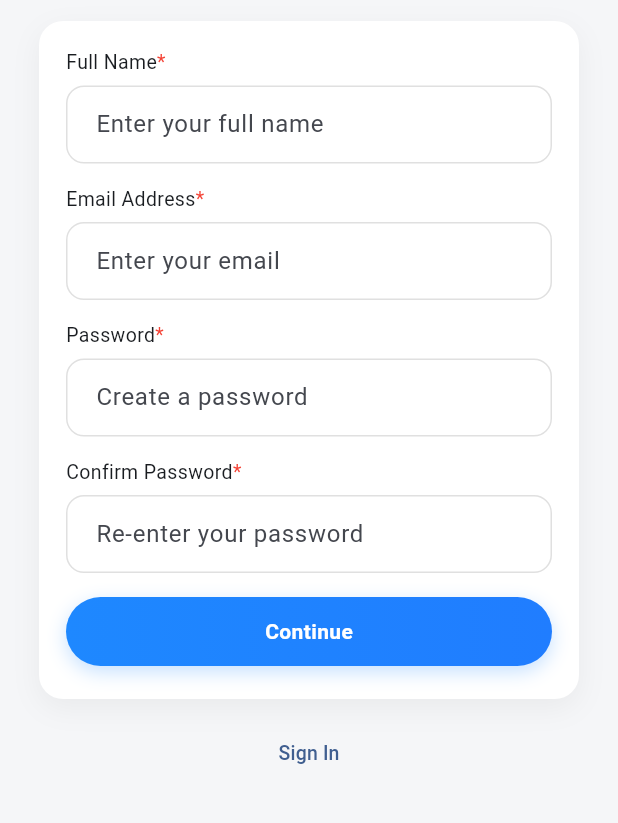
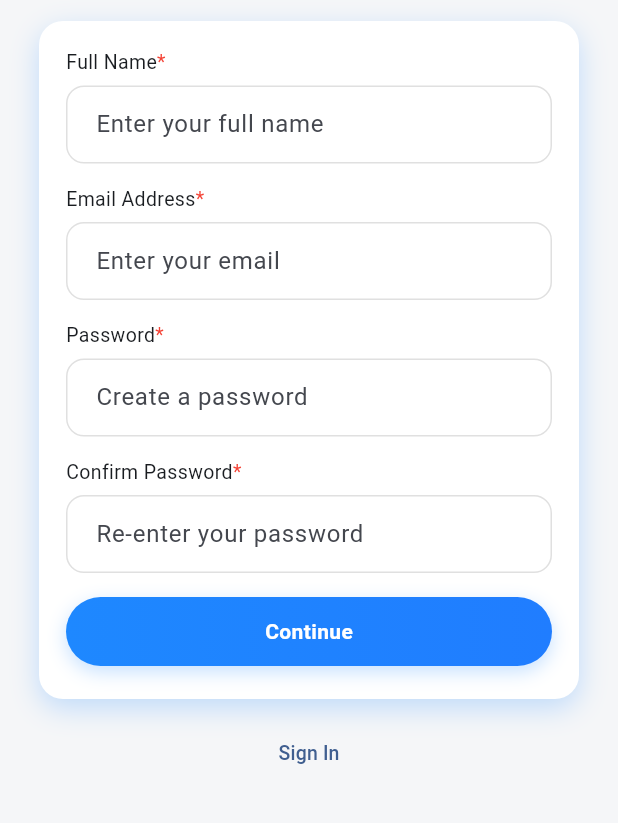
Before and after one commit to lulamalik23/prak-mobilelanjut-2307051011, a Flutter app: the LoginScreen screen opened directly, after a tap on "Create New Account", on a phone screen of 412 x 824 dp, the part 336-1159 px from its top. Run offline on Flutter 3.47's test engine with Material 3 defaults, Android fonts, the phone set to English and light mode, and no system bars.

Commit message:
pertemuan-6

```diff
--- a/lib/screens/dashboard_screen.dart
+++ b/lib/screens/dashboard_screen.dart
@@ -40,7 +40,8 @@ class DashboardScreen extends StatelessWidget {
               borderRadius: BorderRadius.circular(16),
               boxShadow: [
                 BoxShadow(
-                  color: Colors.grey.withOpacity(0.15),
+                 color: Colors.black.withValues(alpha: 0.1),
+
                   blurRadius: 10,
                   offset: const Offset(0, 5),
                 ),
--- a/lib/screens/login_screen.dart
+++ b/lib/screens/login_screen.dart
@@ -1,5 +1,6 @@
 import 'package:flutter/material.dart';
 import 'signup_screen.dart';
+import 'splash_screen.dart';
 
 class LoginScreen extends StatefulWidget {
   static const route = '/signin';
@@ -44,7 +45,8 @@ class _LoginScreenState extends State<LoginScreen> {
           ),
           boxShadow: [
             BoxShadow(
-                  color: const Color(0xFF1E88FF).withOpacity(0.25),
+             color: const Color(0xFF1E88FF).withValues(alpha: 0.25),
+
               blurRadius: 10,
               offset: const Offset(0, 4),
             ),
@@ -102,11 +104,12 @@ class _LoginScreenState extends State<LoginScreen> {
                     borderRadius: BorderRadius.circular(16),
                     boxShadow: [
   BoxShadow(
-                        color: Colors.black.withOpacity(0.05),
-                        blurRadius: 16,
-                        offset: const Offset(0, 6),
+    color: const Color(0xFF1E88FF).withValues(alpha: 0.25),
+    blurRadius: 10,
+    offset: const Offset(0, 4),
   ),
 ],
+
                   ),
                   child: Column(
                     crossAxisAlignment: CrossAxisAlignment.start,
@@ -146,21 +149,21 @@ class _LoginScreenState extends State<LoginScreen> {
                       ),
                       const SizedBox(height: 6),
 
-
+                      // 👉 perubahan di sini
                       primaryButton('Sign In Now', () {
                         if (_email.text.isEmpty || _pass.text.isEmpty) {
                           ScaffoldMessenger.of(context).showSnackBar(
                             const SnackBar(
                               content: Text(
-                                  'Email dan Password tidak boleh kosong!'),
+                                'Email dan Password tidak boleh kosong!',
+                              ),
                               backgroundColor: Colors.red,
                             ),
                           );
                         } else {
-                          Navigator.pushNamedAndRemoveUntil(
+                          Navigator.pushReplacementNamed(
                             context,
-                            '/dashboard',
-                            (route) => false,
+                            SplashScreen.route,
                           );
                         }
                       }),
@@ -168,10 +171,8 @@ class _LoginScreenState extends State<LoginScreen> {
 
                       Center(
                         child: TextButton(
-                          onPressed: () => Navigator.pushNamed(
-                            context,
-                            SignupScreen.route,
-                          ),
+                          onPressed: () =>
+                              Navigator.pushNamed(context, SignupScreen.route),
                           child: const Text(
                             'Create New Account',
                             style: TextStyle(fontSize: 13),
--- a/lib/screens/signup_screen.dart
+++ b/lib/screens/signup_screen.dart
@@ -46,7 +46,8 @@ class _SignupScreenState extends State<SignupScreen> {
           ),
           boxShadow: [
             BoxShadow(
-              color: const Color(0xFF1E88FF).withOpacity(0.25),
+              color: const Color(0xFF1E88FF).withValues(alpha: 0.25),
+
               blurRadius: 10,
               offset: const Offset(0, 4),
             ),
@@ -101,7 +102,8 @@ class _SignupScreenState extends State<SignupScreen> {
                     borderRadius: BorderRadius.circular(16),
                     boxShadow: [
                       BoxShadow(
-                        color: Colors.black.withOpacity(0.05),
+                        color: const Color(0xFF1E88FF).withValues(alpha: 0.25),
+
                         blurRadius: 16,
                         offset: const Offset(0, 6),
                       ),
```
Also changed, not shown: lib/main.dart (+11 -9 lines), lib/screens/splash_screen.dart (added, +53 -0 lines). Lines whose indentation alone changed are shown as unchanged.
